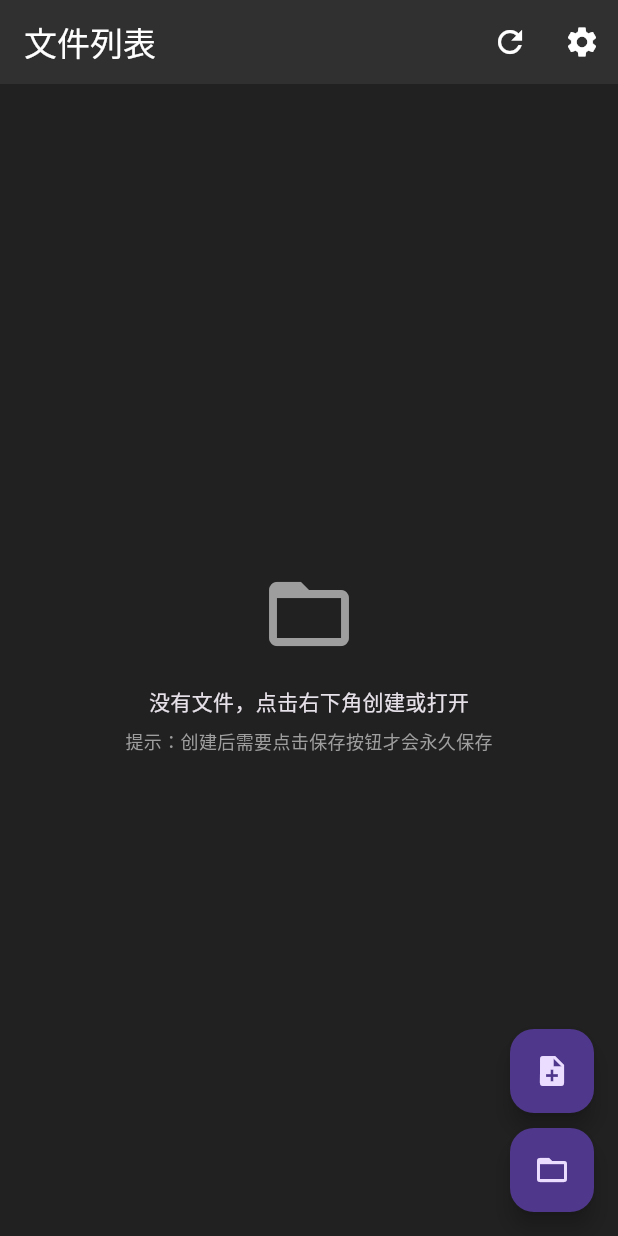
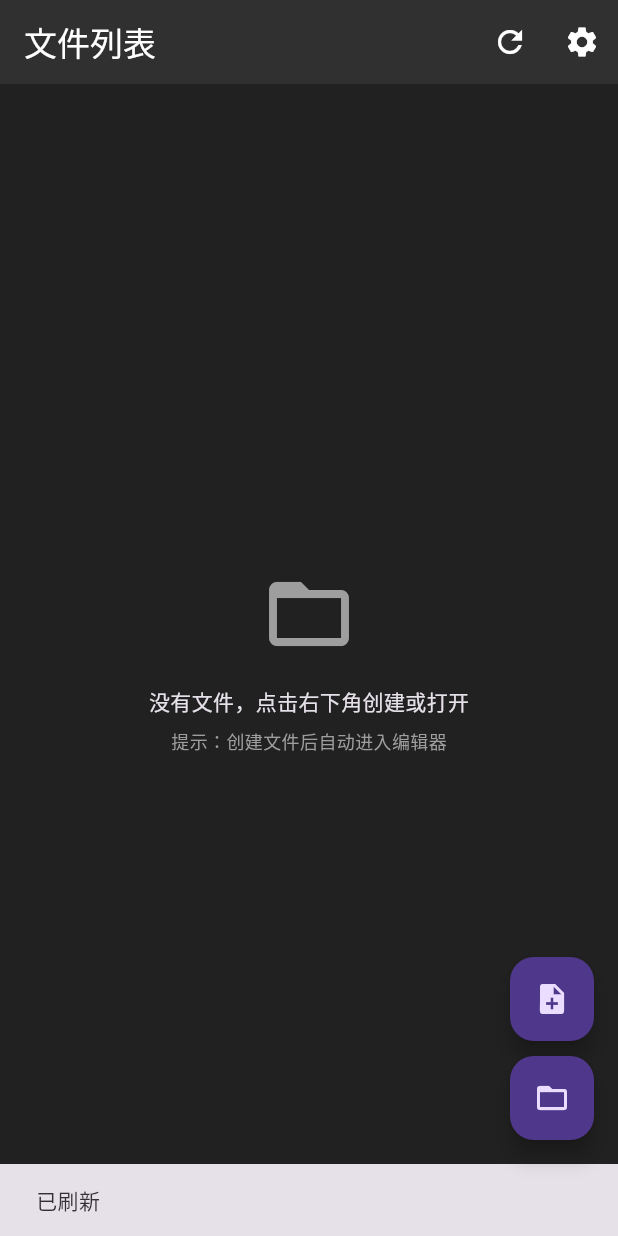
Before and after one commit to xinghuishama/mobile-text-editor, a Flutter app: the screen it shows after launch, after a tap on the "refresh" icon, on a phone screen of 412 x 824 dp. Run offline on Flutter 3.47's test engine with Material 3 defaults, Android fonts, the light colour scheme and no system bars; our stand-ins replace file_picker, shared_preferences.

Commit message:
fix: improve file creation flow with auto-save and refresh

```diff
--- a/lib/pages/file_list_page.dart
+++ b/lib/pages/file_list_page.dart
@@ -17,6 +17,9 @@ class FileListPage extends StatelessWidget {
             icon: const Icon(Icons.refresh),
             onPressed: () {
               context.read<AppState>().refreshSavedFiles();
+              ScaffoldMessenger.of(context).showSnackBar(
+                const SnackBar(content: Text('已刷新')),
+              );
             },
           ),
           IconButton(
@@ -42,7 +45,7 @@ class FileListPage extends StatelessWidget {
                   Text('没有文件，点击右下角创建或打开'),
                   SizedBox(height: 8),
                   Text(
-                    '提示：创建后需要点击保存按钮才会永久保存',
+                    '提示：创建文件后自动进入编辑器',
                     style: TextStyle(fontSize: 12, color: Colors.grey),
                   ),
                 ],
```
